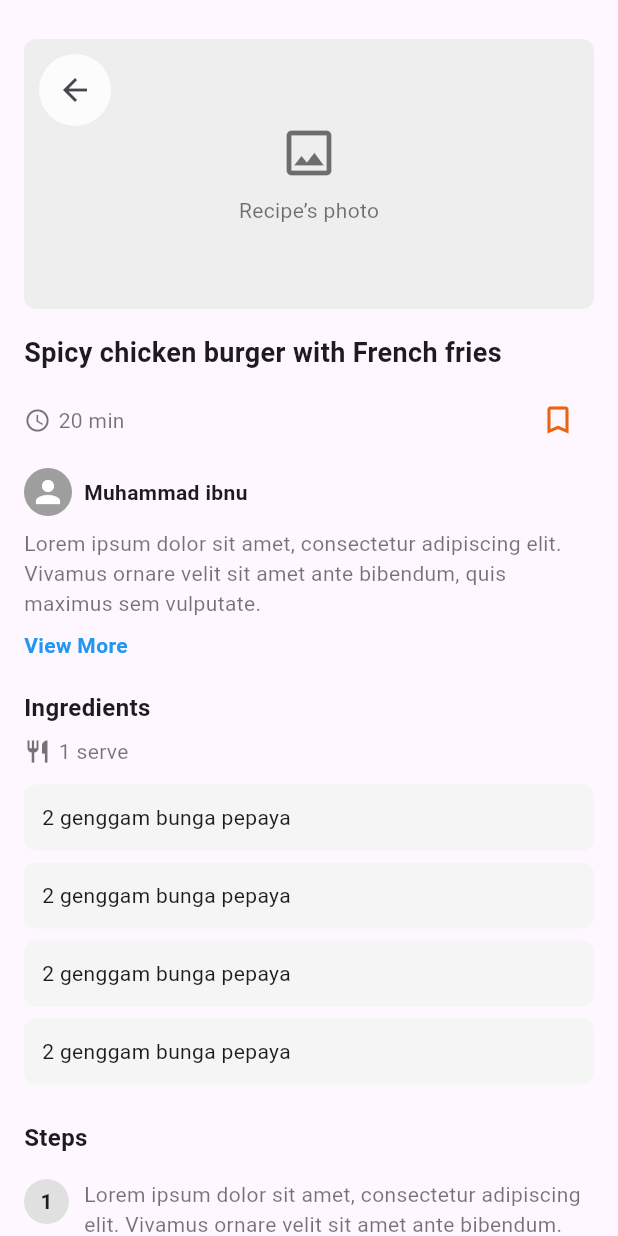
After one commit to akaz-cyber/Flutter_uas, a Flutter app: the Detailresep screen opened directly, on a phone screen of 412 x 824 dp. The commit adds this screen. Run offline on Flutter 3.47's test engine with Material 3 defaults, Android fonts, the phone set to English and light mode, and no system bars; our stand-ins replace image_picker, supabase_flutter; accounts and stored records are empty.

Commit message:
menambahkan detail resep

```diff
--- /dev/null
+++ b/lib/detailResep.dart
@@ -0,0 +1,240 @@
+import 'package:flutter/material.dart';
+
+class Detailresep extends StatefulWidget {
+  const Detailresep({super.key});
+
+  @override
+  State<Detailresep> createState() => _DetailresepState();
+}
+
+class _DetailresepState extends State<Detailresep> {
+
+   bool isBookmarked = false;
+  @override
+  Widget build(BuildContext context) {
+    return Scaffold(
+      body: SingleChildScrollView(
+        child: Padding(
+          padding: const EdgeInsets.all(16.0),
+          child: Column(
+            crossAxisAlignment: CrossAxisAlignment.start,
+            children: [
+              const SizedBox(height: 10),
+              Stack(
+                children: [
+                  // Container untuk gambar
+                  Container(
+                    width: double.infinity,
+                    height: 180,
+                    decoration: BoxDecoration(
+                      color: Colors.grey[200],
+                      borderRadius: BorderRadius.circular(8),
+                    ),
+                    child: const Column(
+                      mainAxisAlignment: MainAxisAlignment.center,
+                      children: [
+                        Icon(Icons.image_outlined, size: 40, color: Colors.black54),
+                        SizedBox(height: 8),
+                        Text("Recipe’s photo", style: TextStyle(color: Colors.black54)),
+                      ],
+                    ),
+                  ),
+
+                  // Ikon panah ke kiri (posisi di dalam container)
+                  Positioned(
+                    top: 10,
+                    left: 10,
+                    child: Container(
+                      decoration: BoxDecoration(
+                        color: Colors.white.withAlpha((0.8 * 255).toInt()),
+                        shape: BoxShape.circle,
+                      ),
+                      child: IconButton(
+                        icon: const Icon(Icons.arrow_back),
+                        onPressed: () {
+
+                        },
+                      ),
+                    ),
+                  ),
+                ],
+              ),
+
+              const SizedBox(height: 16),
+
+              // Judul resep
+              const Text(
+                "Spicy chicken burger with French fries",
+                style: TextStyle(
+                  fontSize: 18,
+                  fontWeight: FontWeight.bold,
+                ),
+              ),
+
+              const SizedBox(height: 8),
+
+              // Waktu memasak dan ikon bookmark
+              Row(
+                children: [
+                  const Icon(Icons.access_time, size: 18, color: Colors.black54),
+                  const SizedBox(width: 5),
+                  const Text(
+                    "20 min",
+                    style: TextStyle(color: Colors.black54),
+                  ),
+                  const Spacer(),
+                  IconButton(
+                   icon: Icon(
+                    isBookmarked ? Icons.bookmark : Icons.bookmark_border,
+                    color: Color(0xFFED6314),
+                  ),
+                    onPressed: () {
+                    setState(() {
+                      isBookmarked = !isBookmarked;
+                    });
+                  },
+                  ),
+                ],
+              ),
+
+              const SizedBox(height: 8),
+
+              // Nama pembuat resep
+              const Row(
+                children: [
+                  CircleAvatar(
+                    backgroundColor: Colors.grey, // Jika tidak ada gambar profil
+                    radius: 16,
+                    child: Icon(Icons.person, color: Colors.white), // Placeholder
+                  ),
+                  SizedBox(width: 8),
+                  Text(
+                    "Muhammad ibnu",
+                    style: TextStyle(fontWeight: FontWeight.bold),
+                  ),
+                ],
+              ),
+
+              const SizedBox(height: 8),
+
+              const Text(
+                "Lorem ipsum dolor sit amet, consectetur adipiscing elit. Vivamus ornare velit sit amet ante bibendum, quis maximus sem vulputate.",
+                style: TextStyle(color: Colors.black54),
+              ),
+
+              const SizedBox(height: 8),
+
+              // Link untuk melihat lebih banyak
+              GestureDetector(
+                onTap: () {
+
+                },
+                child: const Text(
+                  "View More",
+                  style: TextStyle(
+                    color: Colors.blue,
+                    fontWeight: FontWeight.bold,
+                  ),
+                ),
+              ),
+
+              const SizedBox(height: 20),
+
+              // Ingredients Section
+              const Text(
+                "Ingredients",
+                style: TextStyle(
+                  fontSize: 16,
+                  fontWeight: FontWeight.bold,
+                ),
+              ),
+
+              const SizedBox(height: 8),
+
+              // Serving Size
+              const Row(
+                children: [
+                  Icon(Icons.restaurant, size: 18, color: Colors.black54),
+                  SizedBox(width: 5),
+                  Text(
+                    "1 serve",
+                    style: TextStyle(color: Colors.black54),
+                  ),
+                ],
+              ),
+
+              const SizedBox(height: 8),
+
+              // List Ingredients
+              ...List.generate(4, (index) {
+                return Padding(
+                  padding: const EdgeInsets.symmetric(vertical: 4),
+                  child: Row(
+                    children: [
+                      Expanded(
+                        child: Container(
+                          padding: const EdgeInsets.all(12),
+                          decoration: BoxDecoration(
+                            color: Colors.grey[100],
+                            borderRadius: BorderRadius.circular(8),
+                          ),
+                          child: const Text("2 genggam bunga pepaya"),
+                        ),
+                      ),
+                    ],
+                  ),
+                );
+              }),
+
+              const SizedBox(height: 20),
+
+              // Steps Section
+              const Text(
+                "Steps",
+                style: TextStyle(
+                  fontSize: 16,
+                  fontWeight: FontWeight.bold,
+                ),
+              ),
+
+              const SizedBox(height: 8),
+
+              // Steps List
+              ...List.generate(4, (index) {
+                return Padding(
+                  padding: const EdgeInsets.symmetric(vertical: 8),
+                  child: Row(
+                    crossAxisAlignment: CrossAxisAlignment.start,
+                    children: [
+                      Container(
+                        width: 30,
+                        height: 30,
+                        decoration: BoxDecoration(
+                          color: Colors.grey[300],
+                          shape: BoxShape.circle,
+                        ),
+                        child: Center(
+                          child: Text(
+                            "${index + 1}",
+                            style: const TextStyle(fontWeight: FontWeight.bold),
+                          ),
+                        ),
+                      ),
+                      const SizedBox(width: 10),
+                      const Expanded(
+                        child: Text(
+                          "Lorem ipsum dolor sit amet, consectetur adipiscing elit. Vivamus ornare velit sit amet ante bibendum.",
+                          style: TextStyle(color: Colors.black54),
+                        ),
+                      ),
+                    ],
+                  ),
+                );
+              }),
+            ],
+          ),
+        ),
+      ),
+    );
+  }
+}
--- a/lib/tambahResep.dart
+++ b/lib/tambahResep.dart
@@ -139,7 +139,8 @@ class _TambahresepState extends State<Tambahresep> {
               const SizedBox(height: 20),
 
               // Title
-              const Text("Title", style: TextStyle(fontWeight: FontWeight.bold)),
+              const Text("Title",
+                  style: TextStyle(fontWeight: FontWeight.bold)),
               const SizedBox(height: 8),
               const TextField(
                 decoration: InputDecoration(
@@ -194,7 +195,8 @@ class _TambahresepState extends State<Tambahresep> {
               const SizedBox(height: 20),
 
               // Steps
-              const Text("Steps", style: TextStyle(fontWeight: FontWeight.bold)),
+              const Text("Steps",
+                  style: TextStyle(fontWeight: FontWeight.bold)),
               const SizedBox(height: 8),
 
               Column(
@@ -225,7 +227,8 @@ class _TambahresepState extends State<Tambahresep> {
                           ),
                           child: stepImages[index] == null
                               ? IconButton(
-                                  icon: const Icon(Icons.image, color: Colors.grey),
+                                  icon: const Icon(Icons.image,
+                                      color: Colors.grey),
                                   onPressed: () => _pickStepImage(index),
                                 )
                               : GestureDetector(
@@ -266,13 +269,30 @@ class _TambahresepState extends State<Tambahresep> {
                 mainAxisAlignment: MainAxisAlignment.spaceBetween,
                 children: [
                   OutlinedButton(
-                    onPressed: () {},
-                    child: const Text("Save", style: TextStyle(color: Colors.orange)),
+                    onPressed: () {
+
+                    },
+                    style: OutlinedButton.styleFrom(
+                      padding: const EdgeInsets.symmetric(
+                          horizontal: 50, vertical: 12),
+                      shape: RoundedRectangleBorder(
+                          borderRadius: BorderRadius.circular(8)),
+                      side: const BorderSide(color: Colors.orange),
+                    ),
+                    child: const Text("Save",
+                        style: TextStyle(color: Colors.orange)),
                   ),
                   ElevatedButton(
                     onPressed: () {},
-                    style: ElevatedButton.styleFrom(backgroundColor: Colors.orange),
-                    child: const Text("Publish", style: TextStyle(color: Colors.white)),
+                    style: ElevatedButton.styleFrom(
+                      backgroundColor: Colors.orange,
+                      padding: const EdgeInsets.symmetric(
+                          horizontal: 50, vertical: 12),
+                      shape: RoundedRectangleBorder(
+                          borderRadius: BorderRadius.circular(8)),
+                    ),
+                    child: const Text("Publish",
+                        style: TextStyle(color: Colors.white)),
                   ),
                 ],
               ),
```
